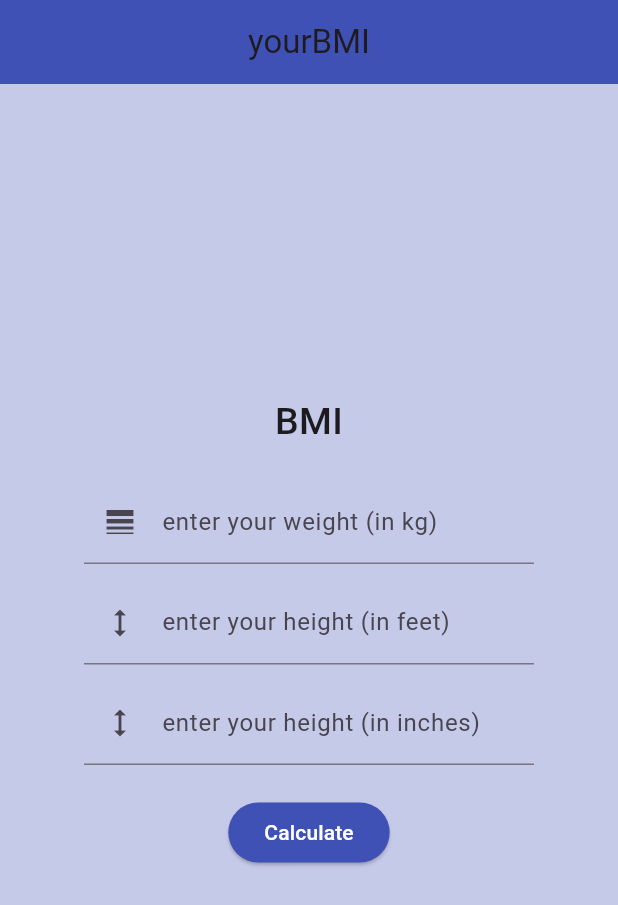
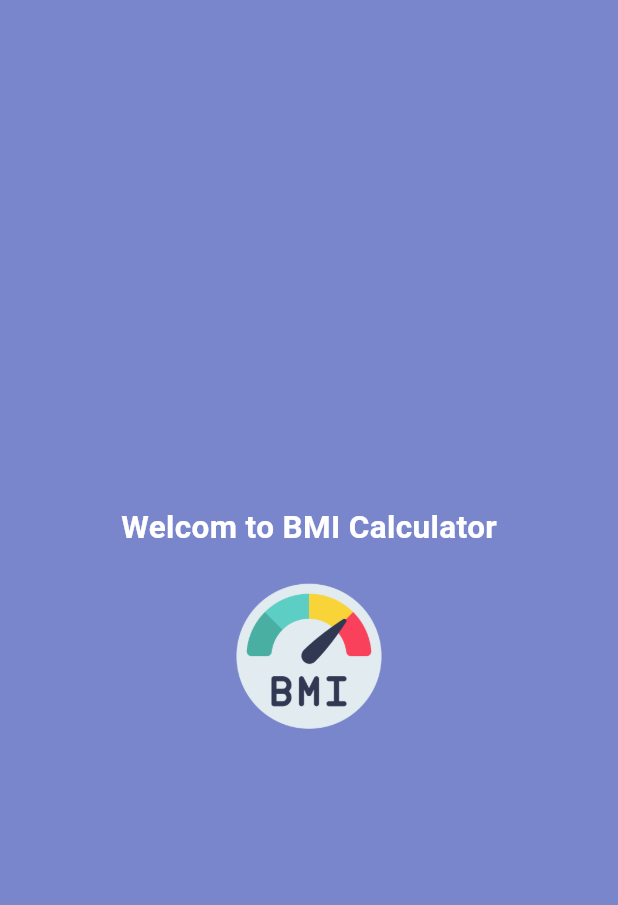
Before and after one commit to amitprajapati12/BMI-Calculator, a Flutter app: the first screen one second after launch, on a phone screen of 412 x 824 dp. Shown: the top 905 px of the screen. Run offline on Flutter 3.47's test engine with Material 3 defaults, Android fonts, the light colour scheme and no system bars.

Commit message:
splash screen update

```diff
--- /dev/null
+++ b/lib/SplashPage.dart
@@ -0,0 +1,54 @@
+import 'dart:async';
+
+import 'package:b_m_i/main.dart';
+import 'package:flutter/material.dart';
+import 'package:flutter/widgets.dart';
+
+class SplashScreen extends StatefulWidget {
+  @override
+  State<SplashScreen> createState() => _SplashScreenState();
+}
+
+class _SplashScreenState extends State<SplashScreen> {
+
+  @override
+  void initState() {
+    Timer(Duration(seconds: 2), (){
+
+      Navigator.pushReplacement(context, MaterialPageRoute(builder:(context) => MyHomePage(title: 'MyHomePage',),) );
+    });
+    super.initState();
+  }
+
+  @override
+  Widget build(BuildContext context) {
+    return Scaffold(
+      body: Container(
+        color: Colors.indigo.shade300,
+        child: Column(
+          // crossAxisAlignment: CrossAxisAlignment.center ,
+          mainAxisAlignment: MainAxisAlignment.center,
+          children: [
+            Center(
+              child: Text(
+                "Welcom to BMI Calculator",
+                style: TextStyle(
+                  fontSize: 21,
+                  fontWeight: FontWeight.bold,
+                  color: Colors.white,
+                ),
+              ),
+            ),
+
+            SizedBox(height: 21,),
+
+            Container(
+              height: 100,
+                width: 100,
+                child: Image.asset("assets/images/bmi.png")),
+          ],
+        ),
+      ),
+    );
+  }
+}
--- a/lib/main.dart
+++ b/lib/main.dart
@@ -1,3 +1,4 @@
+import 'package:b_m_i/SplashPage.dart';
 import 'package:flutter/material.dart';
 
 void main() {
@@ -17,7 +18,7 @@ class MyApp extends StatelessWidget {
 
         colorScheme: ColorScheme.fromSeed(seedColor: Colors.deepPurple),
       ),
-      home: const MyHomePage(title: 'Body Mass Index'),
+      home: SplashScreen(),
     );
   }
 }
--- a/pubspec.yaml
+++ b/pubspec.yaml
@@ -58,8 +58,8 @@ flutter:
   uses-material-design: true
 
   # To add assets to your application, add an assets section, like this:
-  # assets:
-  #   - images/a_dot_burr.jpeg
+  assets:
+    - assets/images/
   #   - images/a_dot_ham.jpeg
 
   # An image asset can refer to one or more resolution-specific "variants", see
```
Also changed, not shown: assets/images/bmi.png (added).
